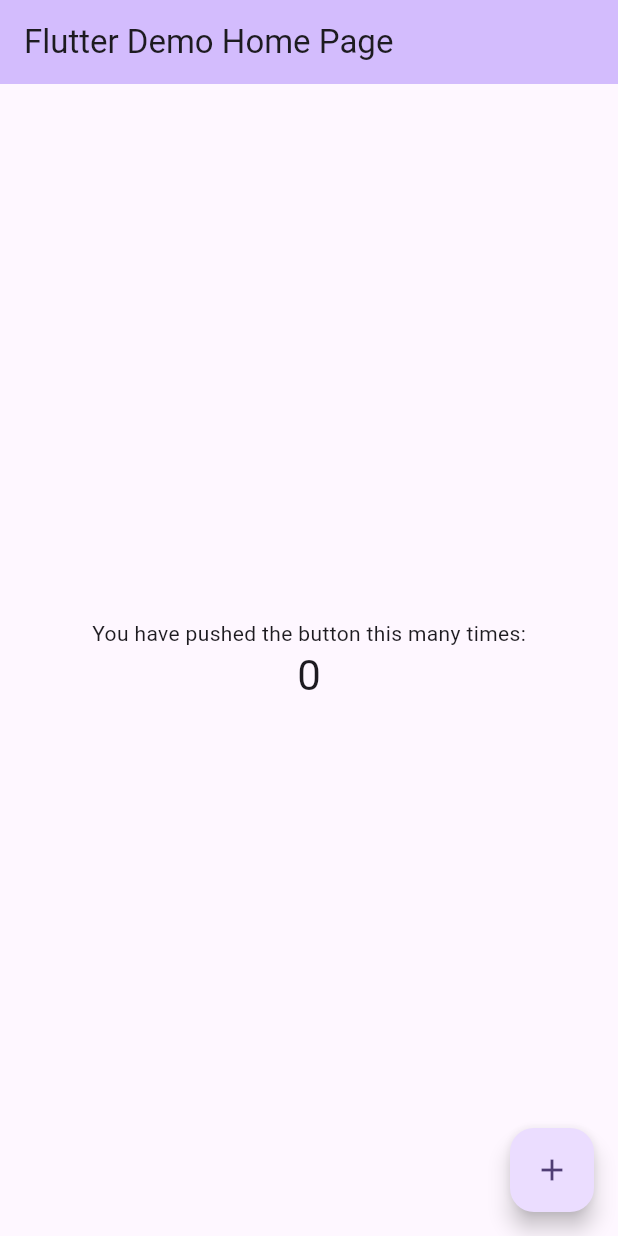
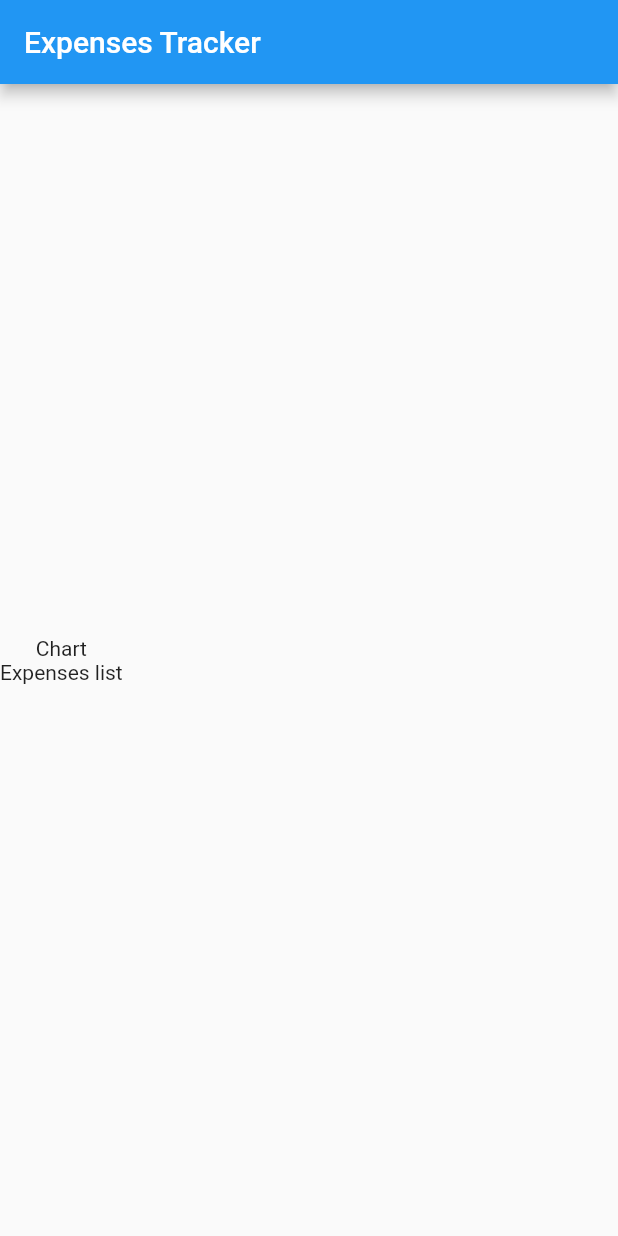
Before and after one commit to DevEverton/flutter-learning, a Flutter app: the screen it shows after launch, on a phone screen of 412 x 824 dp. Run offline on Flutter 3.47's test engine with Material 2 defaults, Android fonts, the phone set to English and light mode, and no system bars; our stand-ins replace google_fonts.

Commit message:
Created base screen

```diff
--- /dev/null
+++ b/expense_tracker/lib/expenses.dart
@@ -0,0 +1,28 @@
+import 'package:flutter/material.dart';
+
+class Expenses extends StatefulWidget {
+  const Expenses({super.key});
+
+  @override
+  State<Expenses> createState() => _ExpensesState();
+}
+
+class _ExpensesState extends State<Expenses> {
+  @override
+  Widget build(context) {
+    return Scaffold(
+        appBar: AppBar(title: const Text("Expenses Tracker")),
+        body: const Column(
+            mainAxisAlignment: MainAxisAlignment.center,
+            children: [
+              Text(
+                "Chart",
+                textAlign: TextAlign.center,
+              ),
+              Text(
+                "Expenses list",
+                textAlign: TextAlign.center,
+              ),
+            ]));
+  }
+}
--- a/expense_tracker/lib/main.dart
+++ b/expense_tracker/lib/main.dart
@@ -1,4 +1,6 @@
 import 'package:flutter/material.dart';
+
+import 'expenses.dart';
 
 void main() {
   runApp(const MyApp());
@@ -7,119 +9,8 @@ void main() {
 class MyApp extends StatelessWidget {
   const MyApp({super.key});
 
-  // This widget is the root of your application.
   @override
-  Widget build(BuildContext context) {
-    return MaterialApp(
-      title: 'Flutter Demo',
-      theme: ThemeData(
-        // This is the theme of your application.
-        //
-        // TRY THIS: Try running your application with "flutter run". You'll see
-        // the application has a blue toolbar. Then, without quitting the app,
-        // try changing the seedColor in the colorScheme below to Colors.green
-        // and then invoke "hot reload" (save your changes or press the "hot
-        // reload" button in a Flutter-supported IDE, or press "r" if you used
-        // the command line to start the app).
-        //
-        // Notice that the counter didn't reset back to zero; the application
-        // state is not lost during the reload. To reset the state, use hot
-        // restart instead.
-        //
-        // This works for code too, not just values: Most code changes can be
-        // tested with just a hot reload.
-        colorScheme: ColorScheme.fromSeed(seedColor: Colors.deepPurple),
-        useMaterial3: true,
-      ),
-      home: const MyHomePage(title: 'Flutter Demo Home Page'),
-    );
+  Widget build(context) {
+    return const MaterialApp(home: Expenses());
   }
 }
-
-class MyHomePage extends StatefulWidget {
-  const MyHomePage({super.key, required this.title});
-
-  // This widget is the home page of your application. It is stateful, meaning
-  // that it has a State object (defined below) that contains fields that affect
-  // how it looks.
-
-  // This class is the configuration for the state. It holds the values (in this
-  // case the title) provided by the parent (in this case the App widget) and
-  // used by the build method of the State. Fields in a Widget subclass are
-  // always marked "final".
-
-  final String title;
-
-  @override
-  State<MyHomePage> createState() => _MyHomePageState();
-}
-
-class _MyHomePageState extends State<MyHomePage> {
-  int _counter = 0;
-
-  void _incrementCounter() {
-    setState(() {
-      // This call to setState tells the Flutter framework that something has
-      // changed in this State, which causes it to rerun the build method below
-      // so that the display can reflect the updated values. If we changed
-      // _counter without calling setState(), then the build method would not be
-      // called again, and so nothing would appear to happen.
-      _counter++;
-    });
-  }
-
-  @override
-  Widget build(BuildContext context) {
-    // This method is rerun every time setState is called, for instance as done
-    // by the _incrementCounter method above.
-    //
-    // The Flutter framework has been optimized to make rerunning build methods
-    // fast, so that you can just rebuild anything that needs updating rather
-    // than having to individually change instances of widgets.
-    return Scaffold(
-      appBar: AppBar(
-        // TRY THIS: Try changing the color here to a specific color (to
-        // Colors.amber, perhaps?) and trigger a hot reload to see the AppBar
-        // change color while the other colors stay the same.
-        backgroundColor: Theme.of(context).colorScheme.inversePrimary,
-        // Here we take the value from the MyHomePage object that was created by
-        // the App.build method, and use it to set our appbar title.
-        title: Text(widget.title),
-      ),
-      body: Center(
-        // Center is a layout widget. It takes a single child and positions it
-        // in the middle of the parent.
-        child: Column(
-          // Column is also a layout widget. It takes a list of children and
-          // arranges them vertically. By default, it sizes itself to fit its
-          // children horizontally, and tries to be as tall as its parent.
-          //
-          // Column has various properties to control how it sizes itself and
-          // how it positions its children. Here we use mainAxisAlignment to
-          // center the children vertically; the main axis here is the vertical
-          // axis because Columns are vertical (the cross axis would be
-          // horizontal).
-          //
-          // TRY THIS: Invoke "debug painting" (choose the "Toggle Debug Paint"
-          // action in the IDE, or press "p" in the console), to see the
-          // wireframe for each widget.
-          mainAxisAlignment: MainAxisAlignment.center,
-          children: <Widget>[
-            const Text(
-              'You have pushed the button this many times:',
-            ),
-            Text(
-              '$_counter',
-              style: Theme.of(context).textTheme.headlineMedium,
-            ),
-          ],
-        ),
-      ),
-      floatingActionButton: FloatingActionButton(
-        onPressed: _incrementCounter,
-        tooltip: 'Increment',
-        child: const Icon(Icons.add),
-      ), // This trailing comma makes auto-formatting nicer for build methods.
-    );
-  }
-}
--- /dev/null
+++ b/expense_tracker/lib/models/expense.dart
@@ -0,0 +1,20 @@
+import 'package:uuid/uuid.dart';
+
+const uuid = Uuid();
+
+class Expense {
+  Expense(
+      {required this.title,
+      required this.amount,
+      required this.date,
+      required this.category})
+      : id = uuid.v4();
+
+  final String id;
+  final String title;
+  final double amount;
+  final DateTime date;
+  final Category category;
+}
+
+enum Category { food, travel, leisure, work }
--- a/expense_tracker/pubspec.yaml
+++ b/expense_tracker/pubspec.yaml
@@ -35,6 +35,7 @@ dependencies:
   # The following adds the Cupertino Icons font to your application.
   # Use with the CupertinoIcons class for iOS style icons.
   cupertino_icons: ^1.0.2
+  uuid: ^3.0.7
 
 dev_dependencies:
   flutter_test:
```
Also changed, not shown: expense_tracker/pubspec.lock.
